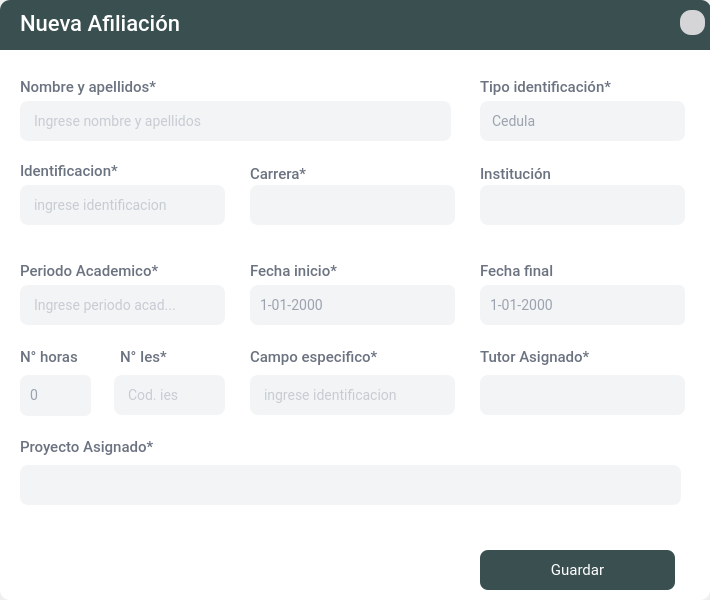
Qt form App/source/ui_files/vinculacion_nuevo.ui (Bailon18/Vinculacion-desktop-python) before a commit.
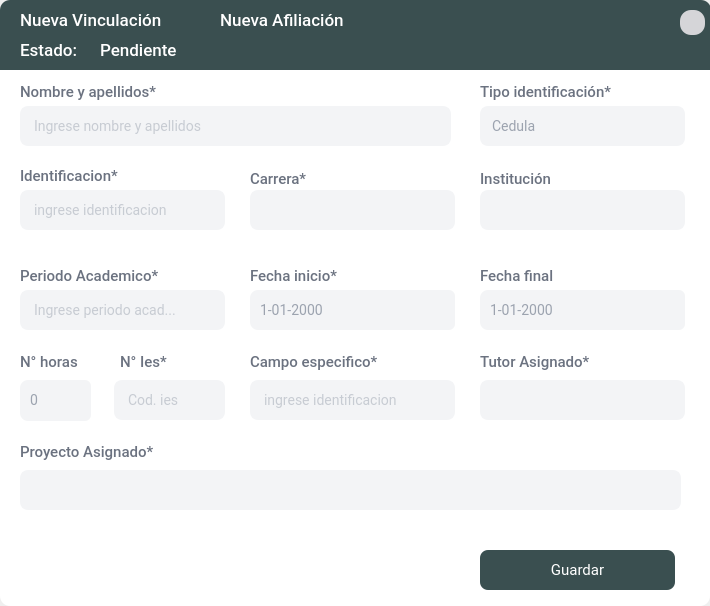
The same form after that commit. Icons and pictures are not drawn.

```diff
--- a/App/source/ui_files/vinculacion_nuevo.ui
+++ b/App/source/ui_files/vinculacion_nuevo.ui
@@ -7,7 +7,7 @@
     <x>0</x>
     <y>0</y>
     <width>710</width>
-    <height>600</height>
+    <height>606</height>
    </rect>
   </property>
   <property name="minimumSize">
@@ -78,7 +78,7 @@
       <property name="geometry">
        <rect>
         <x>10</x>
-        <y>65</y>
+        <y>70</y>
         <width>691</width>
         <height>471</height>
        </rect>
@@ -610,6 +610,9 @@
        </property>
       </widget>
       <widget class="QSpinBox" name="spb_numerohoras">
+       <property name="enabled">
+        <bool>false</bool>
+       </property>
        <property name="geometry">
         <rect>
          <x>10</x>
@@ -896,12 +899,36 @@
         <x>0</x>
         <y>0</y>
         <width>711</width>
-        <height>50</height>
+        <height>70</height>
        </rect>
       </property>
+      <property name="minimumSize">
+       <size>
+        <width>0</width>
+        <height>70</height>
+       </size>
+      </property>
+      <property name="maximumSize">
+       <size>
+        <width>16777215</width>
+        <height>4455</height>
+       </size>
+      </property>
       <property name="styleSheet">
        <string notr="true">#frame_3{background: #3A4F50 ;border-top-left-radius: 10px;
-border-top-right-radius: 10px;}</string>
+border-top-right-radius: 10px;}
+
+QLabel{
+
+font-family: Roboto;
+font-style: normal;
+font-weight: 500;
+font-size: 17px;
+line-height: 40px;
+letter-spacing: 0.02em;
+color:#ffffff;
+
+}</string>
       </property>
       <property name="frameShape">
        <enum>QFrame::StyledPanel</enum>
@@ -959,26 +986,80 @@
         <bool>true</bool>
        </property>
       </widget>
+      <widget class="QLabel" name="axax">
+       <property name="geometry">
+        <rect>
+         <x>20</x>
+         <y>10</y>
+         <width>201</width>
+         <height>31</height>
+        </rect>
+       </property>
+       <property name="styleSheet">
+        <string notr="true"/>
+       </property>
+       <property name="text">
+        <string>Nueva Vinculación</string>
+       </property>
+       <property name="alignment">
+        <set>Qt::AlignLeading|Qt::AlignLeft|Qt::AlignTop</set>
+       </property>
+      </widget>
+      <widget class="QLabel" name="vinculacion_titulo_2">
+       <property name="geometry">
+        <rect>
+         <x>20</x>
+         <y>40</y>
+         <width>81</width>
+         <height>31</height>
+        </rect>
+       </property>
+       <property name="styleSheet">
+        <string notr="true"/>
+       </property>
+       <property name="text">
+        <string>Estado:</string>
+       </property>
+       <property name="alignment">
+        <set>Qt::AlignLeading|Qt::AlignLeft|Qt::AlignTop</set>
+       </property>
+      </widget>
       <widget class="QLabel" name="vinculacion_titulo">
        <property name="geometry">
         <rect>
-         <x>20</x>
+         <x>220</x>
          <y>10</y>
-         <width>501</width>
-         <height>27</height>
+         <width>391</width>
+         <height>31</height>
         </rect>
        </property>
        <property name="styleSheet">
-        <string notr="true">font-family: Roboto;
-font-style: normal;
-font-weight: 500;
-font-size: 22px;
-line-height: 40px;
-letter-spacing: 0.02em;
-color:#ffffff;</string>
+        <string notr="true"/>
        </property>
        <property name="text">
         <string>Nueva Afiliación</string>
+       </property>
+       <property name="alignment">
+        <set>Qt::AlignLeading|Qt::AlignLeft|Qt::AlignTop</set>
+       </property>
+      </widget>
+      <widget class="QLabel" name="vinculacion_estado">
+       <property name="geometry">
+        <rect>
+         <x>100</x>
+         <y>40</y>
+         <width>171</width>
+         <height>31</height>
+        </rect>
+       </property>
+       <property name="styleSheet">
+        <string notr="true"/>
+       </property>
+       <property name="text">
+        <string>Pendiente</string>
+       </property>
+       <property name="alignment">
+        <set>Qt::AlignLeading|Qt::AlignLeft|Qt::AlignTop</set>
        </property>
       </widget>
      </widget>
```
